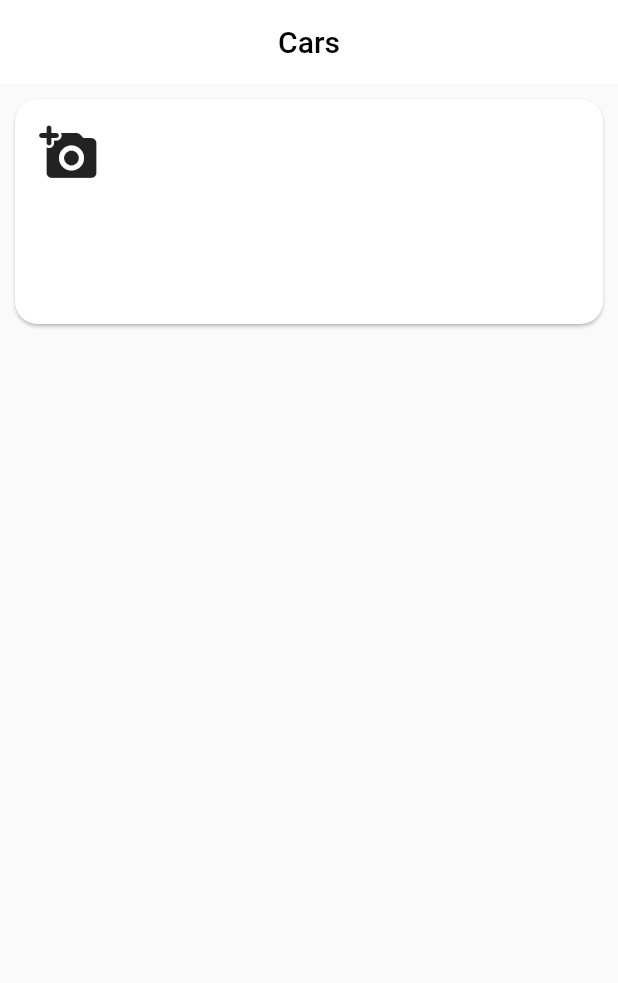
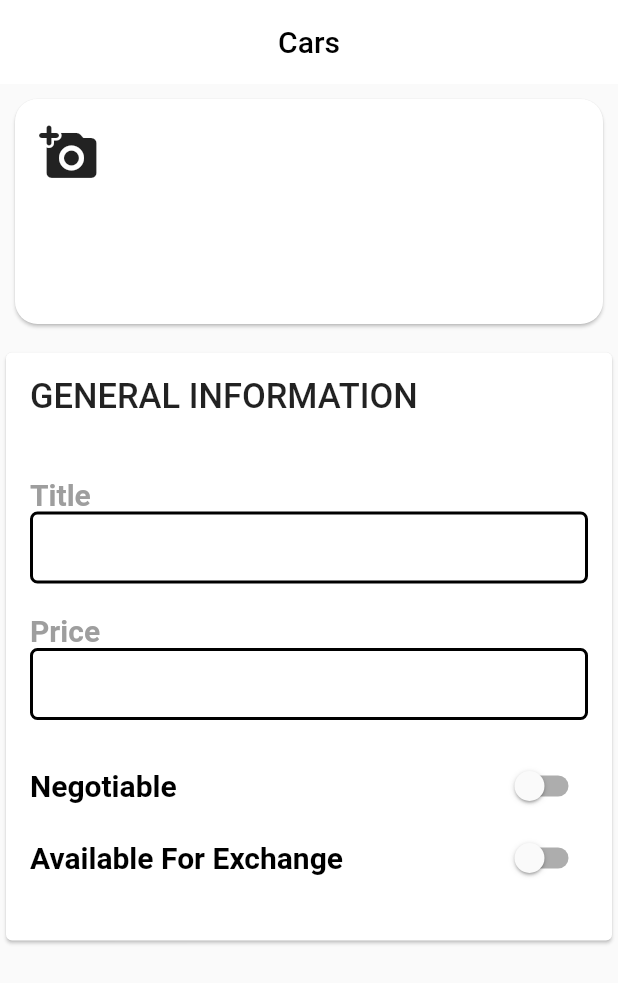
Before and after one commit to prasadarbad/olx_app_clone, a Flutter app: the screen it shows after launch, on a phone screen of 412 x 824 dp. Shown: the top 983 px of the screen. Run offline on Flutter 3.47's test engine with Material 2 defaults, Android fonts, the phone set to English and light mode, and no system bars; our stand-ins replace carousel_slider, image_picker.

Commit message:
general information widget added
General information widget with two textForm fields and two switch button.Now users can add title,price weather the price is negotiable or not and weather it is available for exchange or not

```diff
--- a/lib/screens/add_car_advertise.dart
+++ b/lib/screens/add_car_advertise.dart
@@ -1,6 +1,7 @@
 import 'package:flutter/material.dart';
 import 'package:flutter/rendering.dart';
 import 'package:image_picker/image_picker.dart';
+import 'package:olx_app_clone/widgets/general_infromation.dart';
 import 'dart:io';
 
 import 'package:olx_app_clone/widgets/olx_image_picker.dart';
@@ -25,7 +26,13 @@ class _AddCarAdvertisementState extends State<AddCarAdvertisement> {
       body: SingleChildScrollView(
         child: Form(
           child: Column(
-            children: [OlxImagePicker()],
+            children: const [
+              OlxImagePicker(),
+              SizedBox(
+                height: 5.0,
+              ),
+              GeneralInformation(),
+            ],
           ),
         ),
       ),
--- a/lib/screens/homepage.dart
+++ b/lib/screens/homepage.dart
@@ -59,6 +59,9 @@ class _HomePageState extends State<HomePage> {
               height: 20,
             ),
             IconsGridView(),
+            SizedBox(
+              height: 10,
+            ),
           ],
         ),
       ),
--- /dev/null
+++ b/lib/widgets/general_infromation.dart
@@ -0,0 +1,121 @@
+import 'package:flutter/material.dart';
+
+class GeneralInformation extends StatefulWidget {
+  const GeneralInformation({Key? key}) : super(key: key);
+
+  @override
+  State<GeneralInformation> createState() => _GeneralInformationState();
+}
+
+class _GeneralInformationState extends State<GeneralInformation> {
+  @override
+  Widget build(BuildContext context) {
+    return Container(
+      width: double.infinity,
+      height: 400,
+      child: Card(
+        child: Padding(
+          padding: const EdgeInsets.all(16.0),
+          child: Column(
+            crossAxisAlignment: CrossAxisAlignment.start,
+            children: [
+              Title(
+                color: Colors.black,
+                child: const Text(
+                  'GENERAL INFORMATION',
+                  textAlign: TextAlign.start,
+                  style: TextStyle(fontWeight: FontWeight.w500, fontSize: 23),
+                ),
+              ),
+              const SizedBox(
+                height: 40,
+              ),
+              const Text(
+                'Title',
+                style: TextStyle(
+                    fontSize: 20,
+                    fontWeight: FontWeight.bold,
+                    color: Colors.grey),
+              ),
+              TextFormField(
+                decoration: InputDecoration(
+                  contentPadding: const EdgeInsets.fromLTRB(7, 7, 7, 0),
+                  focusedBorder: OutlineInputBorder(
+                    borderRadius: BorderRadius.circular(5.0),
+                    borderSide:
+                        const BorderSide(color: Colors.black, width: 2.0),
+                  ),
+                  enabledBorder: OutlineInputBorder(
+                    borderRadius: BorderRadius.circular(5.0),
+                    borderSide:
+                        const BorderSide(color: Colors.black, width: 2.0),
+                  ),
+                ),
+              ),
+              SizedBox(
+                height: 20,
+              ),
+              const Text(
+                'Price',
+                style: TextStyle(
+                    fontSize: 20,
+                    fontWeight: FontWeight.bold,
+                    color: Colors.grey),
+              ),
+              TextFormField(
+                decoration: InputDecoration(
+                  contentPadding: const EdgeInsets.fromLTRB(7, 7, 7, 0),
+                  focusedBorder: OutlineInputBorder(
+                    borderRadius: BorderRadius.circular(5.0),
+                    borderSide:
+                        const BorderSide(color: Colors.black, width: 2.0),
+                  ),
+                  enabledBorder: OutlineInputBorder(
+                    borderRadius: BorderRadius.circular(5.0),
+                    borderSide:
+                        const BorderSide(color: Colors.black, width: 2.0),
+                  ),
+                ),
+              ),
+              const SizedBox(
+                height: 20,
+              ),
+              Row(
+                mainAxisAlignment: MainAxisAlignment.spaceBetween,
+                children: [
+                  Title(
+                    color: Colors.black,
+                    child: const Text(
+                      'Negotiable',
+                      style: TextStyle(
+                          fontSize: 20,
+                          fontWeight: FontWeight.bold,
+                          color: Colors.black),
+                    ),
+                  ),
+                  Switch(value: false, onChanged: (value) {}),
+                ],
+              ),
+              Row(
+                mainAxisAlignment: MainAxisAlignment.spaceBetween,
+                children: [
+                  Title(
+                    color: Colors.black,
+                    child: const Text(
+                      'Available For Exchange',
+                      style: TextStyle(
+                          fontSize: 20,
+                          fontWeight: FontWeight.bold,
+                          color: Colors.black),
+                    ),
+                  ),
+                  Switch(value: false, onChanged: (value) {}),
+                ],
+              ),
+            ],
+          ),
+        ),
+      ),
+    );
+  }
+}
```
